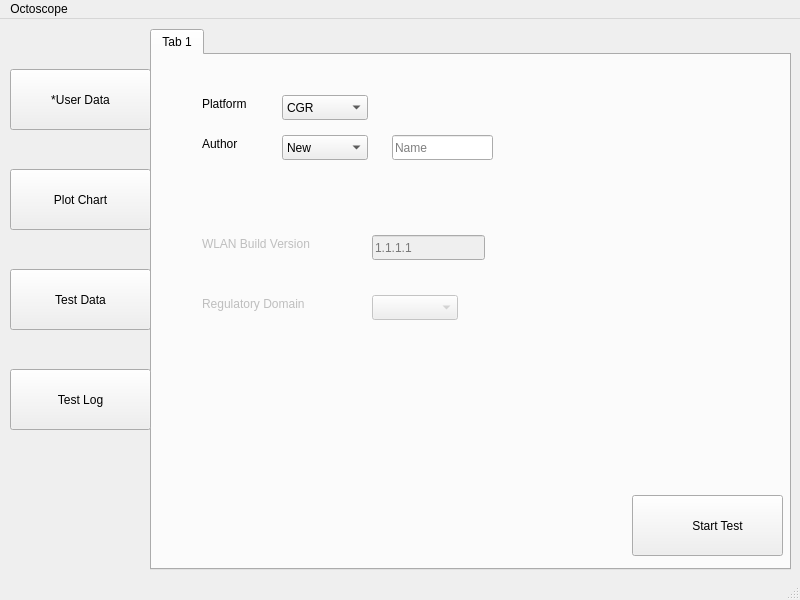
Old version of the form OctoGUI/library.ui in the repository Roie-Developer/Octoscope.
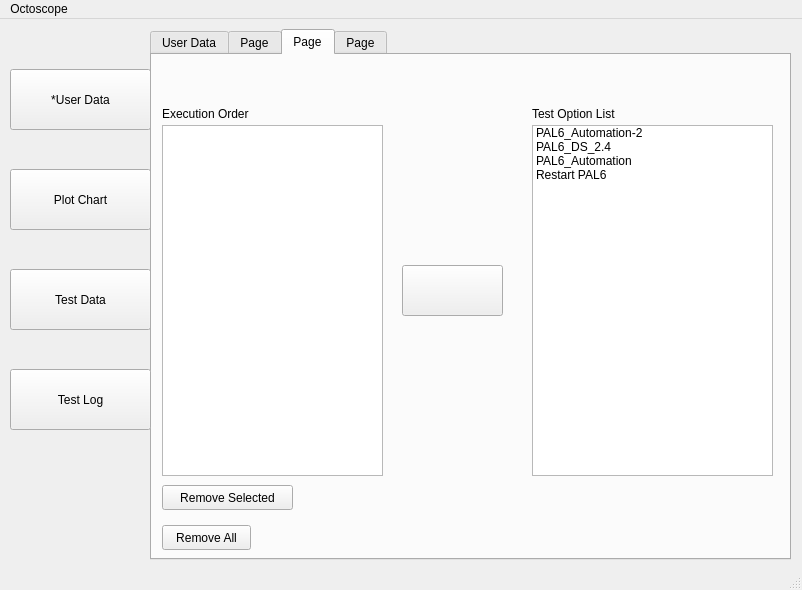
New version of the form. Icons and pictures are not drawn.

Commit message: workin with GUI and automation restart

What changed in the file:
```diff
--- a/OctoGUI/library.ui
+++ b/OctoGUI/library.ui
@@ -6,8 +6,8 @@
    <rect>
     <x>0</x>
     <y>0</y>
-    <width>800</width>
-    <height>600</height>
+    <width>802</width>
+    <height>590</height>
    </rect>
   </property>
   <property name="windowTitle">
@@ -83,31 +83,39 @@
      </size>
     </property>
    </widget>
-   <widget class="QTabWidget" name="User">
+   <widget class="QTabWidget" name="main_tab_widget">
+    <property name="enabled">
+     <bool>true</bool>
+    </property>
     <property name="geometry">
      <rect>
       <x>150</x>
       <y>10</y>
       <width>641</width>
-      <height>541</height>
+      <height>531</height>
      </rect>
     </property>
     <property name="currentIndex">
-     <number>0</number>
+     <number>2</number>
     </property>
     <widget class="QWidget" name="tab">
      <attribute name="title">
-      <string>Tab 1</string>
+      <string>User Data</string>
      </attribute>
      <widget class="QComboBox" name="select_platform_cobobox">
       <property name="geometry">
        <rect>
         <x>130</x>
         <y>40</y>
-        <width>86</width>
+        <width>171</width>
         <height>25</height>
        </rect>
       </property>
+      <item>
+       <property name="text">
+        <string>Other Vendor</string>
+       </property>
+      </item>
       <item>
        <property name="text">
         <string>CGR</string>
@@ -149,7 +157,7 @@
        <rect>
         <x>130</x>
         <y>80</y>
-        <width>86</width>
+        <width>171</width>
         <height>25</height>
        </rect>
       </property>
@@ -224,6 +232,16 @@
          <height>25</height>
         </rect>
        </property>
+       <item>
+        <property name="text">
+         <string>US</string>
+        </property>
+       </item>
+       <item>
+        <property name="text">
+         <string>Unknown</string>
+        </property>
+       </item>
       </widget>
      </widget>
      <widget class="QLabel" name="label">
@@ -244,29 +262,32 @@
        <rect>
         <x>50</x>
         <y>80</y>
-        <width>67</width>
+        <width>71</width>
         <height>17</height>
        </rect>
       </property>
       <property name="text">
-       <string>Author</string>
+       <string>Submitter</string>
       </property>
      </widget>
-     <widget class="QWidget" name="widget" native="true">
+     <widget class="QWidget" name="submitter_name_widget" native="true">
+      <property name="enabled">
+       <bool>false</bool>
+      </property>
       <property name="geometry">
        <rect>
-        <x>230</x>
+        <x>320</x>
         <y>80</y>
-        <width>120</width>
+        <width>161</width>
         <height>31</height>
        </rect>
       </property>
       <widget class="QLineEdit" name="lineEdit_3">
        <property name="geometry">
         <rect>
-         <x>10</x>
+         <x>0</x>
          <y>0</y>
-         <width>101</width>
+         <width>151</width>
          <height>25</height>
         </rect>
        </property>
@@ -285,7 +306,7 @@
        </rect>
       </property>
       <property name="text">
-       <string>      Start Test</string>
+       <string>   Start Test</string>
       </property>
       <property name="icon">
        <iconset resource="icons.qrc">
@@ -298,6 +319,201 @@
        </size>
       </property>
      </widget>
+     <widget class="QCheckBox" name="load_test_check_box">
+      <property name="geometry">
+       <rect>
+        <x>480</x>
+        <y>350</y>
+        <width>91</width>
+        <height>23</height>
+       </rect>
+      </property>
+      <property name="text">
+       <string>Load Tests</string>
+      </property>
+     </widget>
+     <widget class="QCheckBox" name="plot_test_check_box">
+      <property name="geometry">
+       <rect>
+        <x>480</x>
+        <y>380</y>
+        <width>101</width>
+        <height>23</height>
+       </rect>
+      </property>
+      <property name="text">
+       <string>Plots Tests</string>
+      </property>
+     </widget>
+     <widget class="QPushButton" name="stop_test_button">
+      <property name="geometry">
+       <rect>
+        <x>310</x>
+        <y>440</y>
+        <width>151</width>
+        <height>61</height>
+       </rect>
+      </property>
+      <property name="text">
+       <string>   Stop Test</string>
+      </property>
+      <property name="icon">
+       <iconset resource="icons.qrc">
+        <normaloff>:/icons/Stop ball icon.png</normaloff>:/icons/Stop ball icon.png</iconset>
+      </property>
+      <property name="iconSize">
+       <size>
+        <width>40</width>
+        <height>40</height>
+       </size>
+      </property>
+     </widget>
+    </widget>
+    <widget class="QWidget" name="tab_2">
+     <attribute name="title">
+      <string>Page</string>
+     </attribute>
+    </widget>
+    <widget class="QWidget" name="tab_3">
+     <attribute name="title">
+      <string>Page</string>
+     </attribute>
+     <widget class="QLabel" name="test_option_label">
+      <property name="geometry">
+       <rect>
+        <x>380</x>
+        <y>50</y>
+        <width>121</width>
+        <height>17</height>
+       </rect>
+      </property>
+      <property name="text">
+       <string>Test Option List</string>
+      </property>
+     </widget>
+     <widget class="QLabel" name="test_execution_label">
+      <property name="geometry">
+       <rect>
+        <x>10</x>
+        <y>50</y>
+        <width>121</width>
+        <height>17</height>
+       </rect>
+      </property>
+      <property name="text">
+       <string>Execution Order</string>
+      </property>
+     </widget>
+     <widget class="QListWidget" name="test_execution_list">
+      <property name="geometry">
+       <rect>
+        <x>10</x>
+        <y>70</y>
+        <width>221</width>
+        <height>351</height>
+       </rect>
+      </property>
+     </widget>
+     <widget class="QListWidget" name="test_option_list">
+      <property name="geometry">
+       <rect>
+        <x>380</x>
+        <y>70</y>
+        <width>241</width>
+        <height>351</height>
+       </rect>
+      </property>
+      <item>
+       <property name="text">
+        <string>PAL6_Automation-2</string>
+       </property>
+      </item>
+      <item>
+       <property name="text">
+        <string>PAL6_DS_2.4</string>
+       </property>
+      </item>
+      <item>
+       <property name="text">
+        <string>PAL6_Automation</string>
+       </property>
+      </item>
+      <item>
+       <property name="text">
+        <string>Restart PAL6</string>
+       </property>
+      </item>
+     </widget>
+     <widget class="QPushButton" name="add_test_to_excution_button">
+      <property name="geometry">
+       <rect>
+        <x>250</x>
+        <y>210</y>
+        <width>101</width>
+        <height>51</height>
+       </rect>
+      </property>
+      <property name="toolTipDuration">
+       <number>-4</number>
+      </property>
+      <property name="text">
+       <string/>
+      </property>
+      <property name="icon">
+       <iconset resource="icons.qrc">
+        <normaloff>:/icons/Move left icon.png</normaloff>:/icons/Move left icon.png</iconset>
+      </property>
+      <property name="iconSize">
+       <size>
+        <width>40</width>
+        <height>40</height>
+       </size>
+      </property>
+     </widget>
+     <widget class="QPushButton" name="remove_all_button">
+      <property name="geometry">
+       <rect>
+        <x>10</x>
+        <y>470</y>
+        <width>89</width>
+        <height>25</height>
+       </rect>
+      </property>
+      <property name="text">
+       <string>Remove All</string>
+      </property>
+     </widget>
+     <widget class="QPushButton" name="remove_selected_button">
+      <property name="geometry">
+       <rect>
+        <x>10</x>
+        <y>430</y>
+        <width>131</width>
+        <height>25</height>
+       </rect>
+      </property>
+      <property name="text">
+       <string>Remove Selected</string>
+      </property>
+     </widget>
+    </widget>
+    <widget class="QWidget" name="tab_4">
+     <attribute name="title">
+      <string>Page</string>
+     </attribute>
+     <widget class="QTextEdit" name="log_text_edit">
+      <property name="enabled">
+       <bool>true</bool>
+      </property>
+      <property name="geometry">
+       <rect>
+        <x>0</x>
+        <y>0</y>
+        <width>641</width>
+        <height>501</height>
+       </rect>
+      </property>
+     </widget>
     </widget>
    </widget>
    <widget class="QPushButton" name="pushButton_6">
@@ -329,7 +545,7 @@
     <rect>
      <x>0</x>
      <y>0</y>
-     <width>800</width>
+     <width>802</width>
      <height>22</height>
     </rect>
    </property>
```
Left out of the diff: 38 changed lines with no effect on the pictures. The commit also changes 261 other files.
